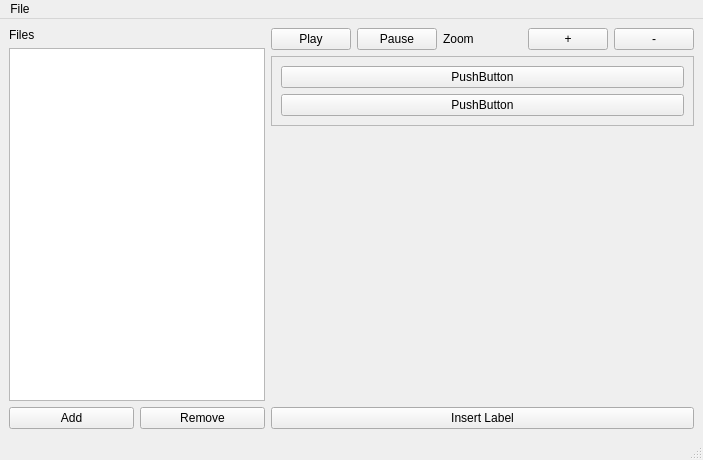
Qt form src/views/SPELLMainWindow.ui (apersaud2018/SPELL) before a commit.
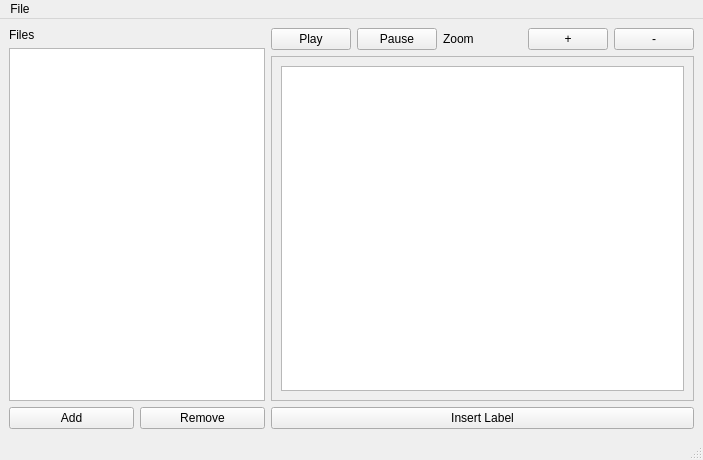
The same form after that commit.

The edit to the form file:
```diff
--- a/src/views/SPELLMainWindow.ui
+++ b/src/views/SPELLMainWindow.ui
@@ -52,7 +52,7 @@
      </layout>
     </item>
     <item>
-     <layout class="QVBoxLayout" name="verticalLayout" stretch="0,1,0">
+     <layout class="QVBoxLayout" name="verticalLayout" stretch="0,0,0">
       <item>
        <layout class="QHBoxLayout" name="horizontalLayout">
         <item>
@@ -98,7 +98,7 @@
         </item>
        </layout>
       </item>
-      <item alignment="Qt::AlignTop">
+      <item>
        <widget class="QScrollArea" name="scrollArea">
         <property name="sizePolicy">
          <sizepolicy hsizetype="Expanding" vsizetype="Expanding">
@@ -117,8 +117,8 @@
           <rect>
            <x>0</x>
            <y>0</y>
-           <width>400</width>
-           <height>72</height>
+           <width>417</width>
+           <height>340</height>
           </rect>
          </property>
          <property name="sizePolicy">
@@ -132,18 +132,7 @@
            <enum>QLayout::SetDefaultConstraint</enum>
           </property>
           <item>
-           <widget class="QPushButton" name="pushButton_2">
-            <property name="text">
-             <string>PushButton</string>
-            </property>
-           </widget>
-          </item>
-          <item>
-           <widget class="QPushButton" name="pushButton">
-            <property name="text">
-             <string>PushButton</string>
-            </property>
-           </widget>
+           <widget class="QGraphicsView" name="waveForm"/>
           </item>
          </layout>
         </widget>
```
Left out of the diff: 2 changed lines with no effect on the pictures.
